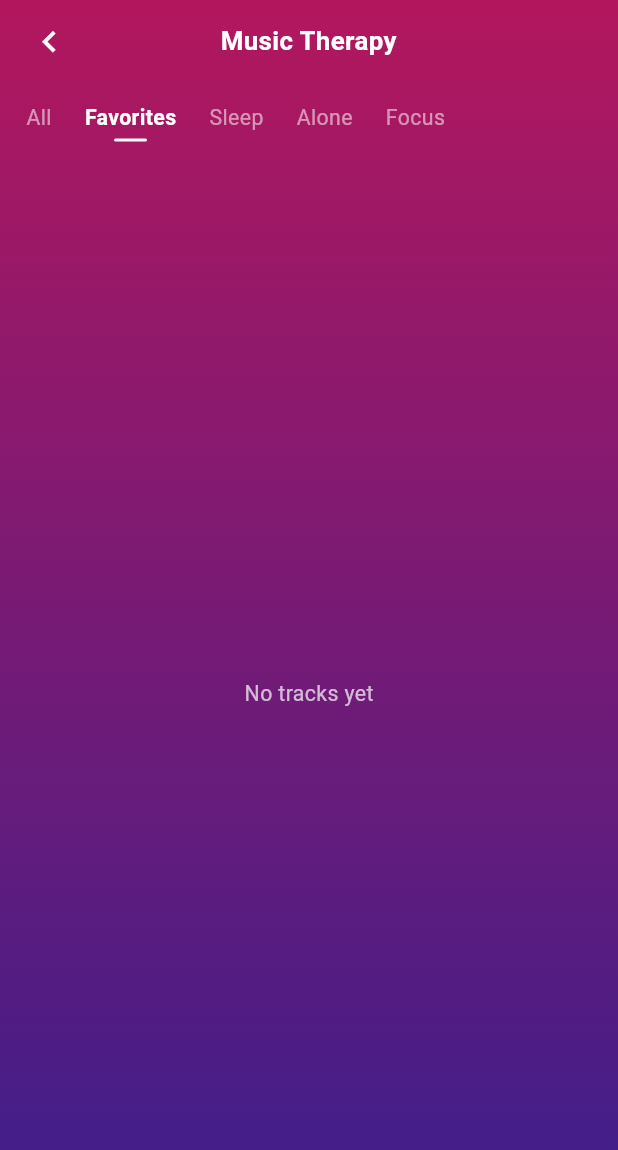
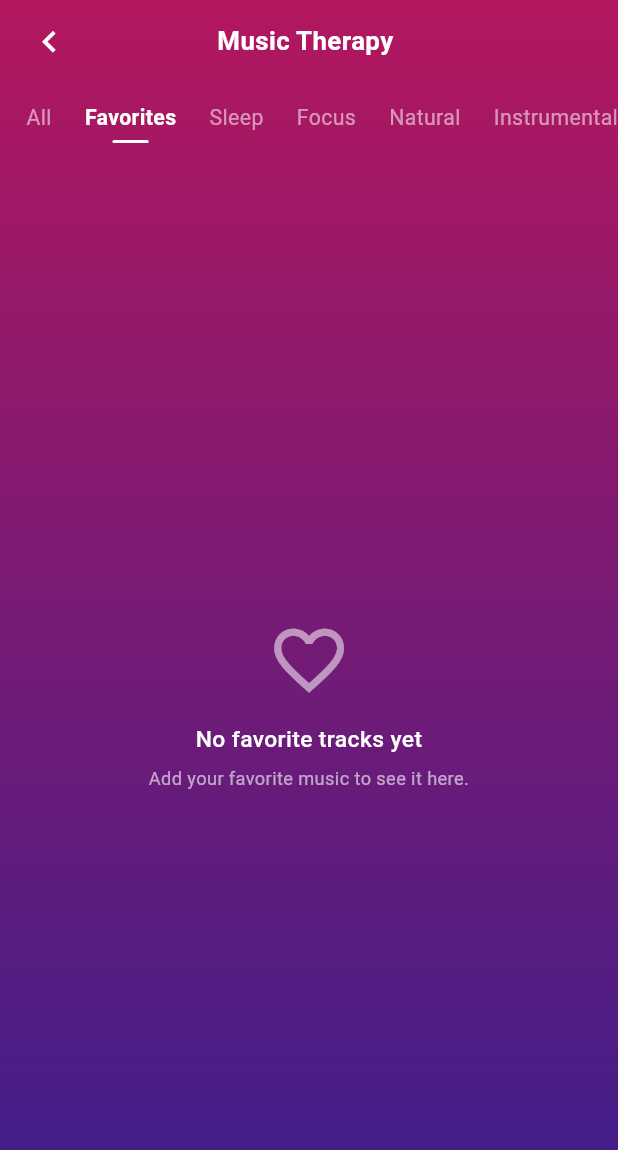
Before and after one commit to MASUDALAM234970/LifeNest, a Flutter app: the MusicTherapyScreen screen opened by its route, after a tap on the "chevron left" icon, after a tap on "Favorites", on a phone screen of 412 x 824 dp. Shown: the top 1150 px of the screen. Run offline on Flutter 3.47's test engine with Material 3 defaults, Android fonts, the phone set to English and light mode, and no system bars; our stand-ins replace audioplayers, firebase_auth, firebase_core, flutter_screenutil, flutter_secure_storage, flutter_tts and 7 more; missing offline and left inert: animated_text_effects, country_picker_pro, scribble; accounts and stored records are empty; network calls fail.

Commit message:
fixing music tab

```diff
--- a/lib/app/feature/music/controller/MusicListController.dart
+++ b/lib/app/feature/music/controller/MusicListController.dart
@@ -46,19 +46,25 @@ class MusicListController extends GetxController {
 
   List<MusicModel> get filteredList {
     if (selectedTab.value == 'All') {
-      return musicList;
+      return musicList.toList();
     }
+
     if (selectedTab.value == 'Favorites') {
       return musicList.where((m) => favoriteIds.contains(m.id)).toList();
     }
+
     return musicList
         .where(
-          (m) => m.category.toLowerCase() == selectedTab.value.toLowerCase(),
+          (m) =>
+              m.category.trim().toLowerCase() ==
+              selectedTab.value.trim().toLowerCase(),
         )
         .toList();
   }
 
-  void changeTab(String tab) => selectedTab.value = tab;
+  void changeTab(String tab) {
+    selectedTab.value = tab;
+  }
 
   void toggleFavorite(int id) {
     if (favoriteIds.contains(id)) {
--- a/lib/app/feature/music/screen/MusicTherapyScreen.dart
+++ b/lib/app/feature/music/screen/MusicTherapyScreen.dart
@@ -6,11 +6,18 @@ import '../controller/MusicListController.dart';
 import '../model/MusicModel.dart';
 import 'PlayingNowScreen.dart';
 
-
 class MusicTherapyScreen extends StatelessWidget {
   const MusicTherapyScreen({super.key});
 
-  static const List<String> _tabs = ['All', 'Favorites', 'Sleep', 'Alone', 'Focus'];
+  static const List<String> _tabs = [
+    'All',
+    'Favorites',
+    'Sleep',
+    'Focus',
+    'Natural',
+    'instrumental',
+    'emotional_healing',
+  ];
 
   @override
   Widget build(BuildContext context) {
@@ -22,51 +29,81 @@ class MusicTherapyScreen extends StatelessWidget {
           gradient: LinearGradient(
             begin: Alignment.topCenter,
             end: Alignment.bottomCenter,
-            colors: [Color(0xFFB3175E), Color(0xFF3B1E8C)],
+            colors: [
+              Color(0xFFB3175E),
+              Color(0xFF3B1E8C),
+            ],
           ),
         ),
         child: SafeArea(
           child: Column(
             children: [
               _buildHeader(),
+
               SizedBox(height: 12.h),
+
               _buildTabs(controller),
-              SizedBox(height: 12.h),
+
+              SizedBox(height: 14.h),
+
               Expanded(
                 child: Obx(() {
                   if (controller.isLoading.value) {
                     return const Center(
-                      child: CircularProgressIndicator(color: Colors.white),
-                    );
-                  }
-                  final list = controller.filteredList;
-                  if (list.isEmpty) {
-                    return Center(
-                      child: Text(
-                        'No tracks yet',
-                        style: TextStyle(color: Colors.white70, fontSize: 14.sp),
+                      child: CircularProgressIndicator(
+                        color: Colors.white,
                       ),
                     );
                   }
+
+                  final list = controller.filteredList;
+
+                  if (list.isEmpty) {
+                    return _buildEmptyState(
+                      controller.selectedTab.value,
+                    );
+                  }
+
                   return GridView.builder(
-                    padding: EdgeInsets.symmetric(horizontal: 16.w),
+                    physics: const BouncingScrollPhysics(),
+                    padding: EdgeInsets.fromLTRB(
+                      16.w,
+                      0,
+                      16.w,
+                      20.h,
+                    ),
                     itemCount: list.length,
-                    gridDelegate: SliverGridDelegateWithFixedCrossAxisCount(
+                    gridDelegate:
+                    SliverGridDelegateWithFixedCrossAxisCount(
                       crossAxisCount: 2,
                       crossAxisSpacing: 12.w,
                       mainAxisSpacing: 12.h,
-                      childAspectRatio: 0.85,
+                      childAspectRatio: 0.78,
                     ),
-                    itemBuilder: (context, index) => _MusicCard(
-                      music: list[index],
-                      isFavorite: controller.isFavorite(list[index].id),
-                      onFavoriteTap: () => controller.toggleFavorite(list[index].id),
-                      onTap: () => Get.to(() => PlayingNowScreen(musicId: list[index].id)),
+                    itemBuilder: (context, index) {
+                      final music = list[index];
+
+                      return _MusicCard(
+                        music: music,
+                        isFavorite:
+                        controller.isFavorite(music.id),
+                        onFavoriteTap: () {
+                          controller.toggleFavorite(music.id);
+                        },
+                        onTap: () {
+                          Get.to(
+                                () => PlayingNowScreen(
+                              musicId: music.id,
                             ),
+                          );
+                        },
+                      );
+                    },
                   );
                 }),
               ),
-              SizedBox(height: 12.h),
+
+              SizedBox(height: 8.h),
             ],
           ),
         ),
@@ -76,13 +113,23 @@ class MusicTherapyScreen extends StatelessWidget {
 
   Widget _buildHeader() {
     return Padding(
-      padding: EdgeInsets.symmetric(horizontal: 8.w, vertical: 4.h),
+      padding: EdgeInsets.symmetric(
+        horizontal: 8.w,
+        vertical: 4.h,
+      ),
       child: Row(
         children: [
           IconButton(
-            icon: Icon(Icons.chevron_left, color: Colors.white, size: 28.sp),
-            onPressed: () => Get.back(),
+            icon: Icon(
+              Icons.chevron_left,
+              color: Colors.white,
+              size: 28.sp,
             ),
+            onPressed: () {
+              Get.back();
+            },
+          ),
+
           Expanded(
             child: Text(
               'Music Therapy',
@@ -94,7 +141,8 @@ class MusicTherapyScreen extends StatelessWidget {
               ),
             ),
           ),
-          SizedBox(width: 44.w),
+
+          SizedBox(width: 48.w),
         ],
       ),
     );
@@ -102,44 +150,128 @@ class MusicTherapyScreen extends StatelessWidget {
 
   Widget _buildTabs(MusicListController controller) {
     return SizedBox(
-      height: 32.h,
-      child: ListView.separated(
+      height: 40.h,
+      child: ListView.builder(
         scrollDirection: Axis.horizontal,
-        padding: EdgeInsets.symmetric(horizontal: 16.w),
+        physics: const BouncingScrollPhysics(),
+        padding: EdgeInsets.symmetric(
+          horizontal: 16.w,
+        ),
         itemCount: _tabs.length,
-        separatorBuilder: (_, __) => SizedBox(width: 20.w),
         itemBuilder: (context, index) {
           final tab = _tabs[index];
+
           return Obx(() {
-            final isSelected = controller.selectedTab.value == tab;
+            final isSelected =
+                controller.selectedTab.value == tab;
+
             return GestureDetector(
-              onTap: () => controller.changeTab(tab),
+              behavior: HitTestBehavior.opaque,
+              onTap: () {
+                controller.changeTab(tab);
+              },
+              child: Container(
+                margin: EdgeInsets.only(
+                  right: 20.w,
+                ),
                 child: Column(
-                mainAxisSize: MainAxisSize.min,
+                  mainAxisAlignment: MainAxisAlignment.start,
                   children: [
                     Text(
-                    tab,
+                      _formatTabName(tab),
                       style: TextStyle(
-                      color: isSelected ? Colors.white : Colors.white54,
+                        color: isSelected
+                            ? Colors.white
+                            : Colors.white54,
                         fontSize: 14.sp,
-                      fontWeight: isSelected ? FontWeight.w600 : FontWeight.normal,
+                        fontWeight: isSelected
+                            ? FontWeight.w600
+                            : FontWeight.w400,
                       ),
                     ),
-                  SizedBox(height: 4.h),
-                  if (isSelected)
-                    Container(
+
+                    SizedBox(height: 5.h),
+
+                    AnimatedContainer(
+                      duration: const Duration(
+                        milliseconds: 200,
+                      ),
                       height: 2.h,
-                      width: 20.w,
+                      width: isSelected ? 22.w : 0,
                       decoration: BoxDecoration(
                         color: Colors.white,
-                        borderRadius: BorderRadius.circular(2.r),
+                        borderRadius:
+                        BorderRadius.circular(10.r),
                       ),
                     ),
                   ],
                 ),
+              ),
             );
           });
         },
+      ),
+    );
+  }
+
+  String _formatTabName(String tab) {
+    switch (tab) {
+      case 'emotional_healing':
+        return 'Emotional Healing';
+
+      case 'instrumental':
+        return 'Instrumental';
+
+      default:
+        return tab;
+    }
+  }
+
+  Widget _buildEmptyState(String selectedTab) {
+    return Center(
+      child: Padding(
+        padding: EdgeInsets.symmetric(
+          horizontal: 30.w,
+        ),
+        child: Column(
+          mainAxisAlignment: MainAxisAlignment.center,
+          children: [
+            Icon(
+              selectedTab == 'Favorites'
+                  ? Icons.favorite_border
+                  : Icons.music_off_rounded,
+              color: Colors.white54,
+              size: 55.sp,
+            ),
+
+            SizedBox(height: 14.h),
+
+            Text(
+              selectedTab == 'Favorites'
+                  ? 'No favorite tracks yet'
+                  : 'No tracks found',
+              textAlign: TextAlign.center,
+              style: TextStyle(
+                color: Colors.white,
+                fontSize: 15.sp,
+                fontWeight: FontWeight.w500,
+              ),
+            ),
+
+            SizedBox(height: 6.h),
+
+            Text(
+              selectedTab == 'Favorites'
+                  ? 'Add your favorite music to see it here.'
+                  : 'There are no tracks in this category yet.',
+              textAlign: TextAlign.center,
+              style: TextStyle(
+                color: Colors.white60,
+                fontSize: 12.sp,
+              ),
+            ),
+          ],
+        ),
       ),
     );
   }
@@ -170,64 +302,134 @@ class _MusicCard extends StatelessWidget {
             Image.network(
               music.banner,
               fit: BoxFit.cover,
-              errorBuilder: (_, __, ___) => Container(color: Colors.white10),
+              loadingBuilder:
+                  (context, child, loadingProgress) {
+                if (loadingProgress == null) {
+                  return child;
+                }
+
+                return Container(
+                  color: Colors.white10,
+                  child: const Center(
+                    child: CircularProgressIndicator(
+                      color: Colors.white54,
+                      strokeWidth: 2,
                     ),
+                  ),
+                );
+              },
+              errorBuilder: (
+                  context,
+                  error,
+                  stackTrace,
+                  ) {
+                return Container(
+                  color: Colors.white10,
+                  child: Center(
+                    child: Icon(
+                      Icons.music_note_rounded,
+                      color: Colors.white38,
+                      size: 42.sp,
+                    ),
+                  ),
+                );
+              },
+            ),
+
             Container(
               decoration: BoxDecoration(
                 gradient: LinearGradient(
                   begin: Alignment.topCenter,
                   end: Alignment.bottomCenter,
-                  colors: [Colors.black.withOpacity(0.05), Colors.black.withOpacity(0.55)],
+                  colors: [
+                    Colors.black.withOpacity(0.05),
+                    Colors.black.withOpacity(0.15),
+                    Colors.black.withOpacity(0.75),
+                  ],
                 ),
               ),
             ),
+
             Positioned(
               top: 8.h,
               left: 8.w,
-              child: _pill(icon: Icons.music_note, label: 'Music'),
+              child: _pill(
+                icon: Icons.music_note_rounded,
+                label: 'Music',
               ),
+            ),
+
             Positioned(
-              top: 8.h,
-              right: 8.w,
-              child: GestureDetector(
+              top: 7.h,
+              right: 7.w,
+              child: Material(
+                color: Colors.black38,
+                shape: const CircleBorder(),
+                child: InkWell(
+                  customBorder: const CircleBorder(),
                   onTap: onFavoriteTap,
+                  child: Padding(
+                    padding: EdgeInsets.all(7.w),
                     child: Icon(
-                  isFavorite ? Icons.favorite : Icons.favorite_border,
-                  color: Colors.white,
+                      isFavorite
+                          ? Icons.favorite_rounded
+                          : Icons.favorite_border_rounded,
+                      color: isFavorite
+                          ? Colors.pinkAccent
+                          : Colors.white,
                       size: 18.sp,
                     ),
                   ),
                 ),
+              ),
+            ),
+
             Positioned(
               left: 10.w,
               right: 10.w,
               bottom: 10.h,
               child: Column(
-                crossAxisAlignment: CrossAxisAlignment.start,
+                crossAxisAlignment:
+                CrossAxisAlignment.start,
                 mainAxisSize: MainAxisSize.min,
                 children: [
                   Text(
                     music.title,
+                    maxLines: 2,
+                    overflow: TextOverflow.ellipsis,
                     style: TextStyle(
                       color: Colors.white,
                       fontSize: 13.sp,
                       fontWeight: FontWeight.w600,
+                      shadows: const [
+                        Shadow(
+                          blurRadius: 4,
+                          color: Colors.black54,
                         ),
+                      ],
+                    ),
+                  ),
+
+                  SizedBox(height: 5.h),
+
+                  Container(
+                    padding: EdgeInsets.symmetric(
+                      horizontal: 7.w,
+                      vertical: 3.h,
+                    ),
+                    decoration: BoxDecoration(
+                      color: Colors.black54,
+                      borderRadius:
+                      BorderRadius.circular(6.r),
+                    ),
+                    child: Text(
+                      _formatCategory(music.category),
                       maxLines: 1,
                       overflow: TextOverflow.ellipsis,
+                      style: TextStyle(
+                        color: Colors.white,
+                        fontSize: 9.sp,
                       ),
-                  SizedBox(height: 4.h),
-                  // NOTE: /api/music/list/ doesn't return a duration field yet —
-                  // showing category here instead of "4 min" until that's added.
-                  Container(
-                    padding: EdgeInsets.symmetric(horizontal: 6.w, vertical: 2.h),
-                    decoration: BoxDecoration(
-                      color: Colors.black45,
-                      borderRadius: BorderRadius.circular(6.r),
-                    ),
-                    child: Text(
-                      music.category,
-                      style: TextStyle(color: Colors.white, fontSize: 10.sp),
                     ),
                   ),
                 ],
@@ -239,9 +441,31 @@ class _MusicCard extends StatelessWidget {
     );
   }
 
-  Widget _pill({required IconData icon, required String label}) {
+  String _formatCategory(String category) {
+    switch (category.toLowerCase()) {
+      case 'emotional_healing':
+        return 'Emotional Healing';
+
+      case 'instrumental':
+        return 'Instrumental';
+
+      case 'natural':
+        return 'Natural';
+
+      default:
+        return category;
+    }
+  }
+
+  Widget _pill({
+    required IconData icon,
+    required String label,
+  }) {
     return Container(
-      padding: EdgeInsets.symmetric(horizontal: 6.w, vertical: 3.h),
+      padding: EdgeInsets.symmetric(
+        horizontal: 7.w,
+        vertical: 4.h,
+      ),
       decoration: BoxDecoration(
         color: Colors.black45,
         borderRadius: BorderRadius.circular(20.r),
@@ -249,9 +473,19 @@ class _MusicCard extends StatelessWidget {
       child: Row(
         mainAxisSize: MainAxisSize.min,
         children: [
-          Icon(icon, color: Colors.white, size: 10.sp),
+          Icon(
+            icon,
+            color: Colors.white,
+            size: 10.sp,
+          ),
           SizedBox(width: 4.w),
-          Text(label, style: TextStyle(color: Colors.white, fontSize: 9.sp)),
+          Text(
+            label,
+            style: TextStyle(
+              color: Colors.white,
+              fontSize: 9.sp,
+            ),
+          ),
         ],
       ),
     );
```
Lines whose indentation alone changed are shown as unchanged.
